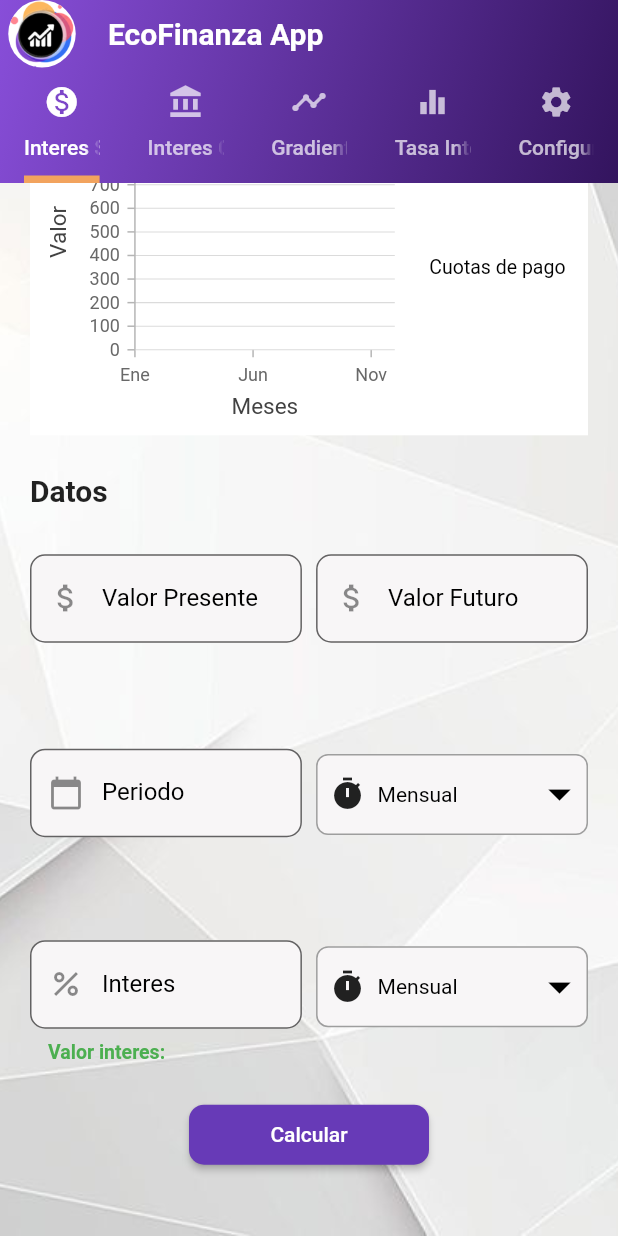
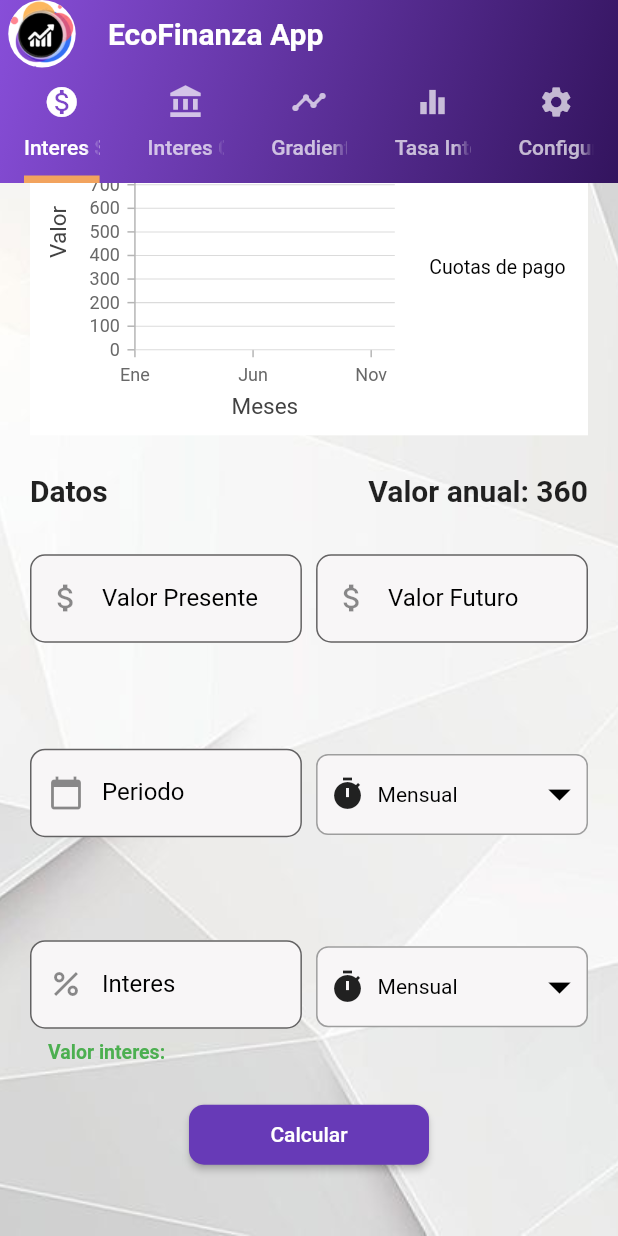
Before and after one commit to valfonsoardila/EcoFinanza-App, a Flutter app: the screen it shows after launch, scrolled down 122 dp, on a phone screen of 412 x 824 dp. Run offline on Flutter 3.47's test engine with Material 2 defaults, Android fonts, the light colour scheme and no system bars; our stand-ins replace animate_do, animated_text_kit, currency_text_input_formatter, get, shared_preferences, syncfusion_flutter_charts.

Commit message:
Vistas de interses modificadas

```diff
--- a/lib/ui/models/simpleInterest_model.dart
+++ b/lib/ui/models/simpleInterest_model.dart
@@ -3,6 +3,7 @@ class SimpleInterestModel {
   late double f;
   late double n;
   late double i;
+  late int valorAnual = 360;
   late int nTiempo;
   late int iTiempo;
   late bool modo = true;
@@ -14,7 +15,7 @@ class SimpleInterestModel {
       this.iTiempo = 0,
       this.nTiempo = 0});
 
-  List<List<double>> matrix = [
+  List<List<double>> matrix360 = [
     [1, 30, 60, 90, 180, 360],
     [0.03333333333333330, 1, 2.00, 3.00, 6.00, 12.00],
     [0.01666666666666670, 0.50, 1, 1.50, 3.00, 6.00],
@@ -43,6 +44,49 @@ class SimpleInterestModel {
       1
     ],
   ];
+  List<List<double>> matrix365 = [
+    [1, 30, 60, 90, 180, 365],
+    [
+      0.00273972603,
+      0.08219178082,
+      0.16438356164,
+      0.24657534247,
+      0.49315068493,
+      1
+    ],
+    [
+      0.00547945205,
+      0.16438356164,
+      0.32876712329,
+      0.49315068493,
+      0.98630136986,
+      2
+    ],
+    [
+      0.00821917808,
+      0.24657534247,
+      0.49315068493,
+      0.73972602740,
+      1.47945205479,
+      3
+    ],
+    [
+      0.01643835616,
+      0.49315068493,
+      0.98630136986,
+      1.47945205479,
+      2.95890410959,
+      6
+    ],
+    [
+      0.03287671232,
+      0.98630136986,
+      1.97260273973,
+      2.95890410959,
+      5.91780821918,
+      12
+    ],
+  ];
 
   void todecimal(int num) {
     if (num == 0) {
@@ -53,7 +97,9 @@ class SimpleInterestModel {
   }
 
   void calcularI() {
-    n > 360 ? i = (1 / n) * ((f / p) - 1) * 360 : i = (1 / n) * ((f / p) - 1);
+    n > valorAnual
+        ? i = (1 / n) * ((f / p) - 1) * valorAnual
+        : i = (1 / n) * ((f / p) - 1);
     todecimal(1);
     //print(i);
   }
@@ -101,12 +147,20 @@ class SimpleInterestModel {
   }
 
   void conversion() {
-    i = i * matrix[iTiempo][nTiempo];
+    if (valorAnual == 360) {
+      i = i * matrix360[iTiempo][nTiempo];
+    } else {
+      i = i * matrix365[iTiempo][nTiempo];
+    }
     //   2          1
   }
 
   void inversion() {
-    i = i * matrix[nTiempo][iTiempo];
+    if (valorAnual == 360) {
+      i = i / matrix360[iTiempo][nTiempo];
+    } else {
+      i = i / matrix365[iTiempo][nTiempo];
+    }
     //   2          1
   }
 }
--- a/lib/ui/views/simpleInterest_view.dart
+++ b/lib/ui/views/simpleInterest_view.dart
@@ -2,6 +2,7 @@ import 'package:ecofinanza_app/ui/models/simpleInterest_model.dart';
 import 'package:flutter/material.dart';
 import 'package:intl/intl.dart';
 import 'package:currency_text_input_formatter/currency_text_input_formatter.dart';
+import 'package:shared_preferences/shared_preferences.dart';
 import 'package:syncfusion_flutter_charts/charts.dart';
 
 class SimpleInterestView extends StatefulWidget {
@@ -42,6 +43,7 @@ class _SimpleInterestViewState extends State<SimpleInterestView> {
   double max = 1000;
   List<double> cuotas = [];
   int diasTotales = 0;
+  int valorAnual = 0;
   List<String> Meses = [
     'Ene',
     'Feb',
@@ -98,6 +100,13 @@ class _SimpleInterestViewState extends State<SimpleInterestView> {
     }
   }
 
+  obtenerValorAnual() async {
+    SharedPreferences prefs = await SharedPreferences.getInstance();
+    setState(() {
+      valorAnual = prefs.getInt('year') ?? 360;
+    });
+  }
+
   calcularInteresSimple() {
     obtenerIncognita();
     ins.p = double.parse(p.text.replaceAll('.', '').replaceAll(',', '.'));
@@ -105,6 +114,7 @@ class _SimpleInterestViewState extends State<SimpleInterestView> {
     ins.n = double.parse(n.text);
     ins.i = double.parse(i.text);
     ins.iTiempo = indexSelected2;
+    ins.valorAnual = valorAnual;
     ins.criterio();
     p.text = FormatoMoneda(ins.p);
     f.text = FormatoMoneda(ins.f);
@@ -222,6 +232,7 @@ class _SimpleInterestViewState extends State<SimpleInterestView> {
   @override
   void initState() {
     super.initState();
+    obtenerValorAnual();
     ins = SimpleInterestModel(p: 0, f: 0, i: 0, n: 0, iTiempo: 1, nTiempo: 1);
     data = [
       _ChartData('Ene', 0),
@@ -314,10 +325,18 @@ class _SimpleInterestViewState extends State<SimpleInterestView> {
                   children: [
                     Container(
                       padding: const EdgeInsets.symmetric(vertical: 5),
-                      child: const Row(
+                      child: Row(
+                        mainAxisAlignment: MainAxisAlignment.spaceBetween,
                         children: [
                           Text(
                             "Datos",
+                            style: TextStyle(
+                              fontSize: 20,
+                              fontWeight: FontWeight.bold,
+                            ),
+                          ),
+                          Text(
+                            "Valor anual: $valorAnual",
                             style: TextStyle(
                               fontSize: 20,
                               fontWeight: FontWeight.bold,
```
Also changed, not shown: lib/ui/models/compoundInterest_model.dart (+56 -3 lines), lib/ui/views/compoundInterest_view.dart (+10 -1 lines).
